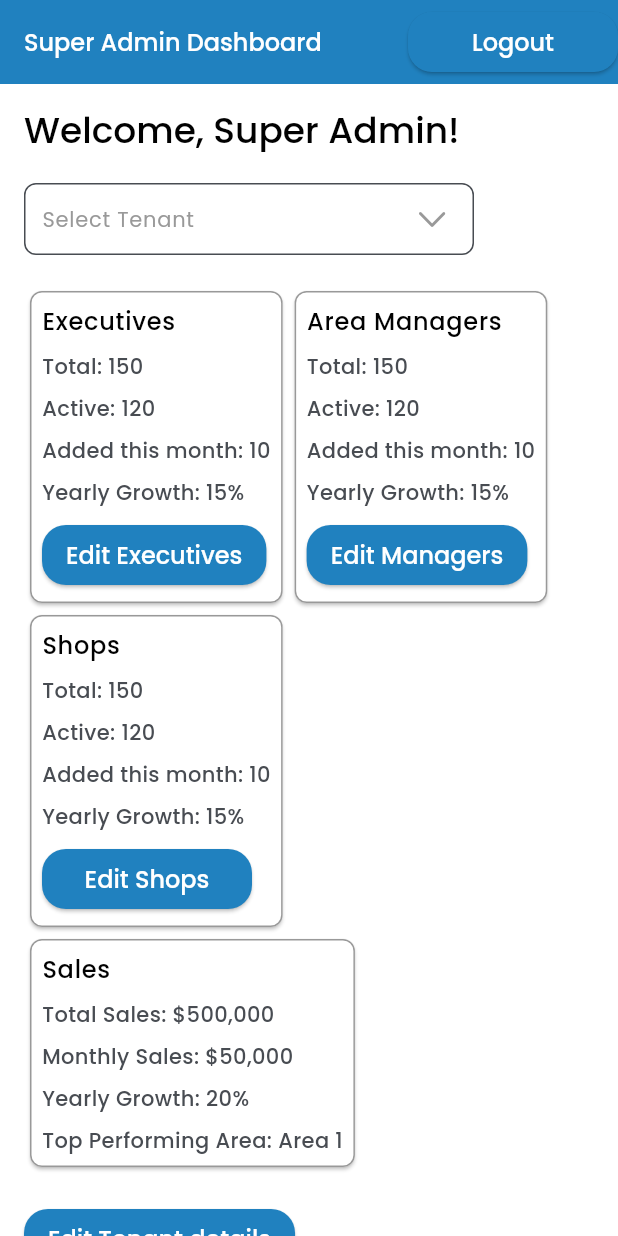
After one commit to smokinthunder/sales_manager, a Flutter app: the SuperAdminDashboard screen opened by its route, on a phone screen of 412 x 824 dp. The commit adds this screen. Run offline on Flutter 3.47's test engine with Material 3 defaults, Android fonts, the phone set to English and light mode, and no system bars; our stand-ins replace another_flushbar, fl_chart, flutter_riverpod, go_router, google_fonts, riverpod_annotation; accounts and stored records are empty; generated files the repository leaves out were written again.

Commit message:
superadming dashboard, idk

```diff
--- a/frontend/assets/local_data/auth_data.json
+++ b/frontend/assets/local_data/auth_data.json
@@ -18,5 +18,9 @@
   {
     "phone_number": "3333333333",
     "otp": "333333"
+  },
+  {
+    "phone_number": "1234567891",
+    "otp": "444444"
   }
 ]
--- a/frontend/assets/local_data/user_data.json
+++ b/frontend/assets/local_data/user_data.json
@@ -43,5 +43,14 @@
       "phone_number": "3333333333",
       "picture": "https://www.gravatar.com/avatar/placeholder",
       "type": "executive"
+    },
+    {
+      "id": "6",
+      "firstname": "Eve",
+      "lastname": "Davis",
+      "email": "john.doe@example.com",
+      "phone_number": "1234567891",
+      "picture": "https://www.gravatar.com/avatar/placeholder",
+      "type": "superAdmin"
     }
   ]
--- a/frontend/lib/domain/models/user/user.dart
+++ b/frontend/lib/domain/models/user/user.dart
@@ -1,6 +1,7 @@
 enum UserType {
   areaManager("areaManager", "Area Manager"),
-  executive("executive", "Executive");
+  executive("executive", "Executive"),
+  superAdmin("superAdmin", "Super Admin");
 
   final String typeName;
   final String displayName;
--- a/frontend/lib/routing/route_paths.dart
+++ b/frontend/lib/routing/route_paths.dart
@@ -22,4 +22,5 @@ abstract class RoutePaths {
   static const chat = '/chat';
   static const pendingRequests = '/pending_requests';
   static const createTarget = '/create_target';
+  static const superAdminDashboard = '/super_admin/dashboard';
 }
--- a/frontend/lib/routing/router.dart
+++ b/frontend/lib/routing/router.dart
@@ -5,6 +5,7 @@ import 'package:sales_manager/routing/go_routes.dart';
 import 'package:sales_manager/routing/route_paths.dart';
 import 'package:sales_manager/ui/auth/login_screen.dart';
 import 'package:sales_manager/ui/auth/otp_screen.dart';
+import 'package:sales_manager/ui/super_admin/dashboard.dart';
 import 'package:sales_manager/ui/widgets/scaffold.dart';
 import 'package:sales_manager/ui/loading_screen.dart';
 
@@ -15,6 +16,7 @@ final routerProvider = Provider<GoRouter>((ref) {
   return GoRouter(
     initialLocation: RoutePaths.loading,
     routes: [
+      superAdminDashboard,
       loadinRoute,
       loginRoute,
       otpRoute,
@@ -71,3 +73,8 @@ final otpRoute = GoRoute(
     return OtpVerificationScreen(phoneNumber: phoneNumber);
   },
 );
+
+final superAdminDashboard = GoRoute(
+  path: RoutePaths.superAdminDashboard,
+  builder: (c, s) => const SuperAdminDashboard(),
+);
--- a/frontend/lib/ui/home/home_screens/home.dart
+++ b/frontend/lib/ui/home/home_screens/home.dart
@@ -12,15 +12,32 @@ class HomeScreen extends ConsumerWidget {
 
   @override
   Widget build(BuildContext context, WidgetRef ref) {
-    final user = ref.read(currentUserNotifierProvider);
+    final user = ref.watch(currentUserNotifierProvider);
+
     if (user == null) {
-      context.go(RoutePaths.login);
+      WidgetsBinding.instance.addPostFrameCallback((_) {
+        context.go(RoutePaths.login);
+      });
+      return const SizedBox.shrink();
     }
-    switch (user!.type) {
+
+    if (user.type == UserType.superAdmin) {
+      WidgetsBinding.instance.addPostFrameCallback((_) {
+        context.go(RoutePaths.superAdminDashboard);
+      });
+      return const SizedBox.shrink();
+    }
+
+    switch (user.type) {
       case UserType.areaManager:
-        return AreaManagerHome();
+        return const AreaManagerHome();
       case UserType.executive:
-        return ExecutiveHome();
+        return const ExecutiveHome();
+      default:
+        WidgetsBinding.instance.addPostFrameCallback((_) {
+          context.go(RoutePaths.login);
+        });
+        return const SizedBox.shrink();
     }
   }
 }
--- /dev/null
+++ b/frontend/lib/ui/super_admin/dashboard.dart
@@ -0,0 +1,154 @@
+import 'package:flutter/material.dart';
+import 'package:sales_manager/ui/widgets/drop_down_menu.dart';
+
+class SuperAdminDashboard extends StatelessWidget {
+  const SuperAdminDashboard({super.key});
+
+  @override
+  Widget build(BuildContext context) {
+    final textTheme = Theme.of(context).textTheme;
+    return Scaffold(
+      appBar: AppBar(
+        title: Text('Super Admin Dashboard'),
+        actions: [
+          ElevatedButton(
+            onPressed: () {
+              //TODO: Implement logout
+            },
+            child: Text("Logout"),
+          ),
+        ],
+      ),
+      body: SafeArea(
+        child: SingleChildScrollView(
+          padding: const EdgeInsets.all(16.0),
+          child: Column(
+            spacing: 20,
+            crossAxisAlignment: CrossAxisAlignment.start,
+            children: [
+              Text(
+                'Welcome, Super Admin!',
+                style: Theme.of(context).textTheme.headlineLarge,
+              ),
+              ConstrainedBox(
+                constraints: BoxConstraints(maxWidth: 300),
+                child: CustomDropDownMenu(
+                  hintText: "Select Tenant",
+                  dropdownMenuEntries: [
+                    DropdownMenuEntry(value: 'tenant1', label: 'Tenant 1'),
+                    DropdownMenuEntry(value: 'tenant2', label: 'Tenant 2'),
+                    DropdownMenuEntry(value: 'tenant3', label: 'Tenant 3'),
+                  ],
+                ),
+              ),
+              Wrap(
+                children: [
+                  ConstrainedBox(
+                    constraints: BoxConstraints(maxWidth: 300),
+                    child: Card(
+                      child: Padding(
+                        padding: const EdgeInsets.all(8.0),
+                        child: Column(
+                          spacing: 8,
+                          crossAxisAlignment: CrossAxisAlignment.start,
+                          children: [
+                            Text("Executives", style: textTheme.bodyLarge),
+                            Text("Total: 150"),
+                            Text("Active: 120"),
+                            Text("Added this month: 10"),
+                            Text("Yearly Growth: 15%"),
+                            ElevatedButton(
+                              onPressed: () {
+                                // Navigate to user management screen
+                              },
+                              child: Text("Edit Executives"),
+                            ),
+                          ],
+                        ),
+                      ),
+                    ),
+                  ),
+                  ConstrainedBox(
+                    constraints: BoxConstraints(maxWidth: 300),
+                    child: Card(
+                      child: Padding(
+                        padding: const EdgeInsets.all(8.0),
+                        child: Column(
+                          spacing: 8,
+                          crossAxisAlignment: CrossAxisAlignment.start,
+                          children: [
+                            Text("Area Managers", style: textTheme.bodyLarge),
+                            Text("Total: 150"),
+                            Text("Active: 120"),
+                            Text("Added this month: 10"),
+                            Text("Yearly Growth: 15%"),
+                            ElevatedButton(
+                              onPressed: () {
+                                // Navigate to user management screen
+                              },
+                              child: Text("Edit Managers"),
+                            ),
+                          ],
+                        ),
+                      ),
+                    ),
+                  ),
+                  ConstrainedBox(
+                    constraints: BoxConstraints(maxWidth: 300),
+                    child: Card(
+                      child: Padding(
+                        padding: const EdgeInsets.all(8.0),
+                        child: Column(
+                          spacing: 8,
+                          crossAxisAlignment: CrossAxisAlignment.start,
+                          children: [
+                            Text("Shops", style: textTheme.bodyLarge),
+                            Text("Total: 150"),
+                            Text("Active: 120"),
+                            Text("Added this month: 10"),
+                            Text("Yearly Growth: 15%"),
+                            ElevatedButton(
+                              onPressed: () {
+                                // Navigate to user management screen
+                              },
+                              child: Text("Edit Shops"),
+                            ),
+                          ],
+                        ),
+                      ),
+                    ),
+                  ),
+                  ConstrainedBox(
+                    constraints: BoxConstraints(maxWidth: 300),
+                    child: Card(
+                      child: Padding(
+                        padding: const EdgeInsets.all(8.0),
+                        child: Column(
+                          spacing: 8,
+                          crossAxisAlignment: CrossAxisAlignment.start,
+                          children: [
+                            Text("Sales", style: textTheme.bodyLarge),
+                            Text("Total Sales: \$500,000"),
+                            Text("Monthly Sales: \$50,000"),
+                            Text("Yearly Growth: 20%"),
+                            Text("Top Performing Area: Area 1"),
+                          ],
+                        ),
+                      ),
+                    ),
+                  ),
+                ],
+              ),
+              ElevatedButton(
+                onPressed: () {
+                  // Navigate to user management screen
+                },
+                child: Text("Edit Tenant details"),
+              ),
+            ],
+          ),
+        ),
+      ),
+    );
+  }
+}
```
